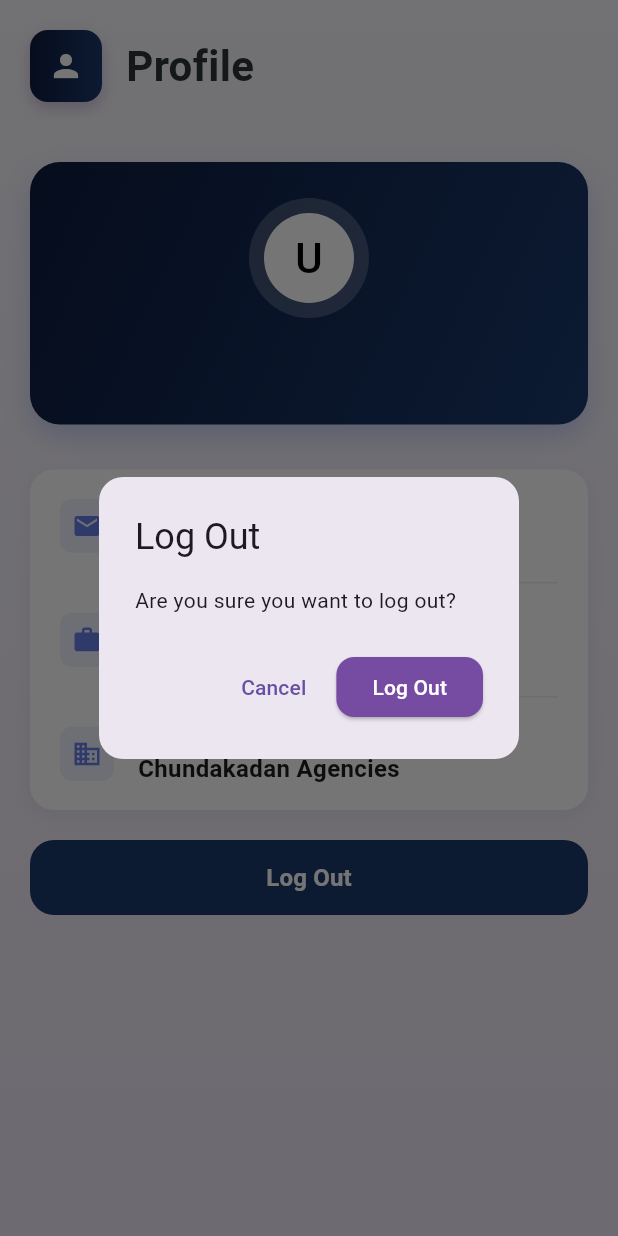
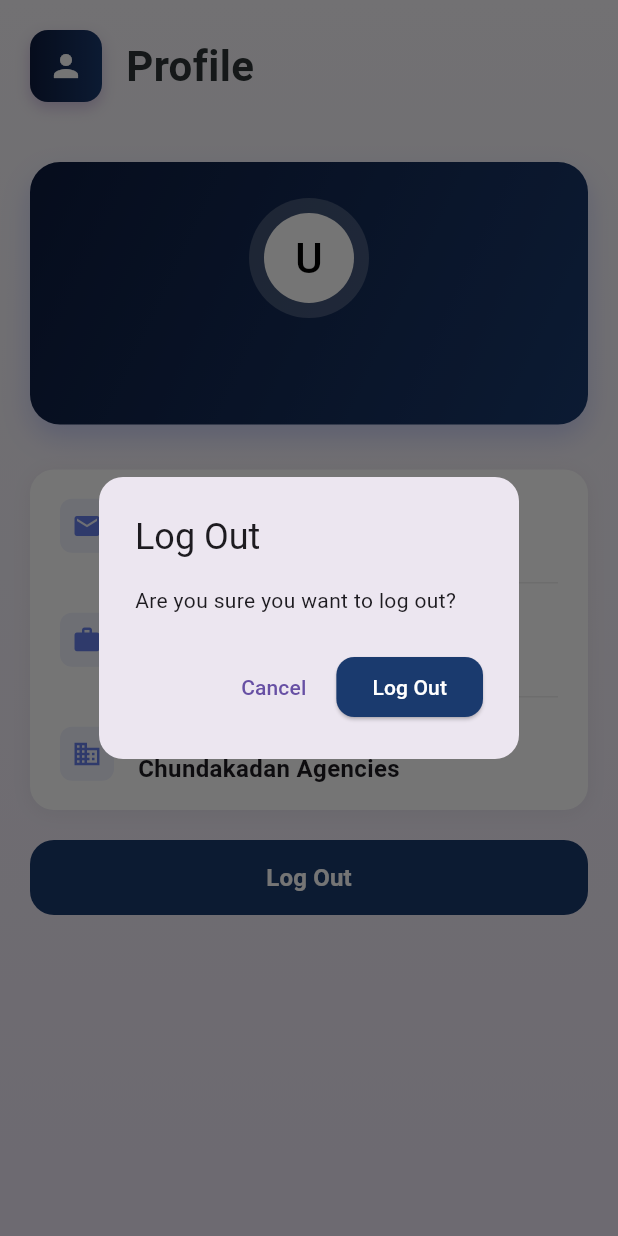
Before and after one commit to teambackoffice/galom_app, a Flutter app: the ProfilePage screen opened directly, after a tap on "Log Out", on a phone screen of 412 x 824 dp. Run offline on Flutter 3.47's test engine with Material 3 defaults, Android fonts, the phone set to English and light mode, and no system bars; our stand-ins replace another_flushbar, dropdown_search, firebase_core, firebase_messaging, flutter_secure_storage, flutter_spinkit and 4 more; accounts and stored records are empty.

Commit message:
COL0R CHANGE

```diff
--- a/lib/view/mainscreen/profile_page/profile_page.dart
+++ b/lib/view/mainscreen/profile_page/profile_page.dart
@@ -208,7 +208,7 @@ class _ProfilePageState extends State<ProfilePage> {
           ),
           ElevatedButton(
             style: ElevatedButton.styleFrom(
-              backgroundColor: const Color(0xFF764BA2),
+              backgroundColor: const Color(0xFF1A3A6E),
               foregroundColor: Colors.white,
               shape: RoundedRectangleBorder(
                 borderRadius: BorderRadius.circular(12),
@@ -235,7 +235,7 @@ class _ProfilePageState extends State<ProfilePage> {
               ScaffoldMessenger.of(pageContext).showSnackBar(
                 SnackBar(
                   content: const Text('Log out successful!'),
-                  backgroundColor: const Color(0xFF764BA2),
+                  backgroundColor: const Color(0xFF1A3A6E),
                   behavior: SnackBarBehavior.floating,
                   shape: RoundedRectangleBorder(
                     borderRadius: BorderRadius.circular(12),
```
